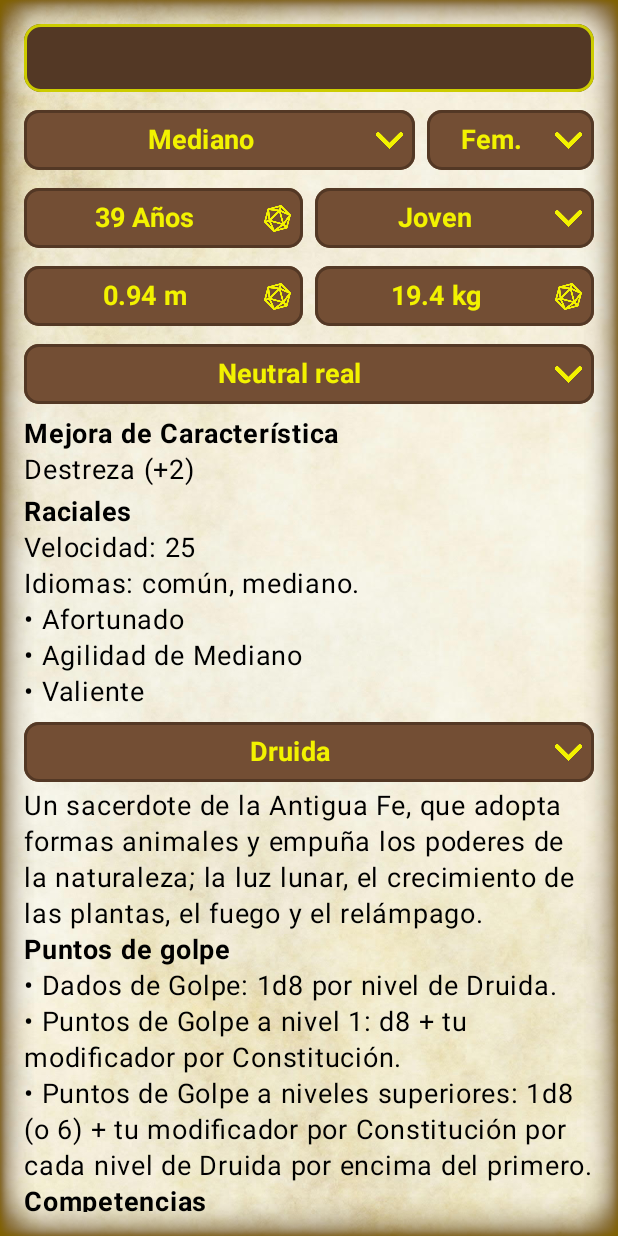
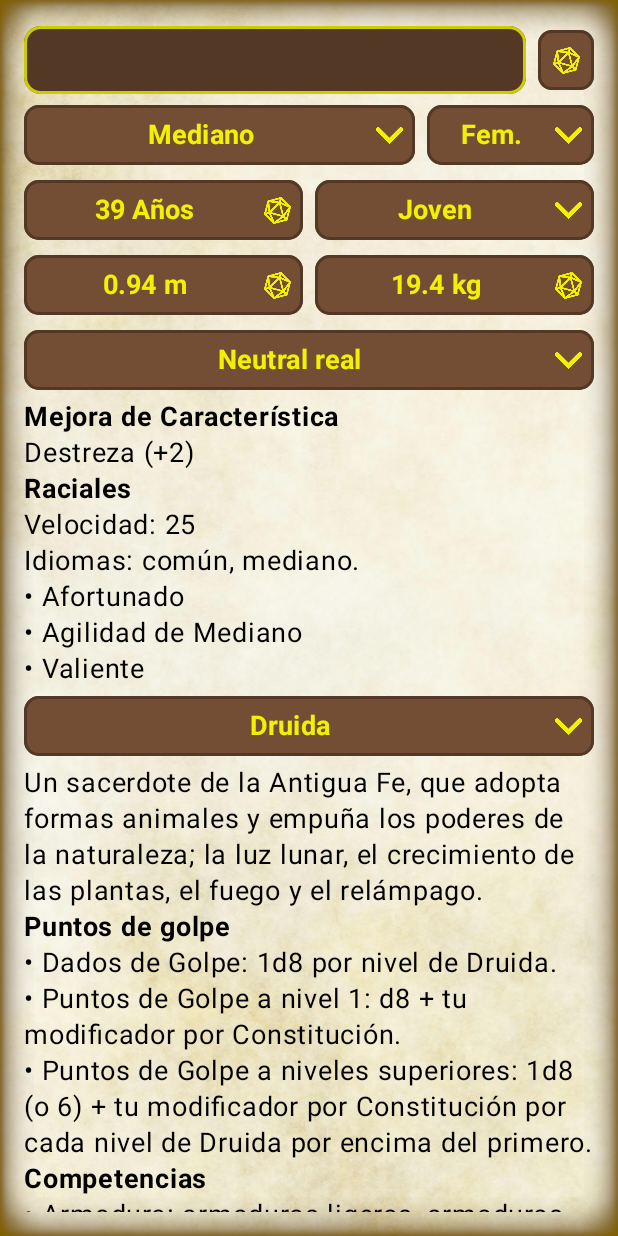
Before and after one commit to MarioFoos/KDnDApp, an Android app built with Jetpack Compose: the screen it shows after launch (MainActivity), on a phone screen of 412 x 824 dp. Run offline under Robolectric (Android 15) with nearby library versions, the phone set to English and light mode, and no system bars.

Commit message:
- Colores y nombre

```diff
--- a/app/src/main/assets/names.xml
+++ b/app/src/main/assets/names.xml
@@ -1,6 +1,5 @@
 <?xml version="1.0" encoding="UTF-8" standalone="no"?>
-<strings>
-	<race_names>
+<names>
 	<dwarf>
 		<male>
 			<value>Adrik</value>
@@ -768,5 +767,4 @@
 			<value>Tormento</value>
 		</virtud>
 	</tiefling>
-	</race_names>
-</strings>
+</names>
--- a/app/src/main/assets/strings.xml
+++ b/app/src/main/assets/strings.xml
@@ -451,6 +451,7 @@
 	</info>
 	<misc>
 		<!-- GUI Race-->
+		<of_the>de los</of_the>
 		<age>Edad</age>
 		<years>Años</years>
 		<speed>Velocidad</speed>
--- a/app/src/main/java/com/mlf/kdndapp/MainActivity.kt
+++ b/app/src/main/java/com/mlf/kdndapp/MainActivity.kt
@@ -23,14 +23,12 @@ import androidx.compose.foundation.layout.padding
 import androidx.compose.foundation.layout.size
 import androidx.compose.foundation.layout.width
 import androidx.compose.foundation.rememberScrollState
-import androidx.compose.foundation.shape.RoundedCornerShape
 import androidx.compose.foundation.text.BasicTextField
 import androidx.compose.foundation.verticalScroll
 import androidx.compose.material3.Button
 import androidx.compose.material3.ButtonDefaults
 import androidx.compose.material3.DropdownMenu
 import androidx.compose.material3.DropdownMenuItem
-import androidx.compose.material3.ExperimentalMaterial3Api
 import androidx.compose.material3.Icon
 import androidx.compose.material3.Text
 import androidx.compose.runtime.Composable
@@ -43,7 +41,6 @@ import androidx.compose.ui.Alignment
 import androidx.compose.ui.Modifier
 import androidx.compose.ui.draw.paint
 import androidx.compose.ui.focus.onFocusChanged
-import androidx.compose.ui.graphics.SolidColor
 import androidx.compose.ui.layout.ContentScale
 import androidx.compose.ui.res.painterResource
 import androidx.compose.ui.text.TextStyle
@@ -68,15 +65,12 @@ import com.mlf.kdndapp.ui.theme.clButBrownDisText
 import com.mlf.kdndapp.ui.theme.clButBrownEnBg
 import com.mlf.kdndapp.ui.theme.clButBrownEnStroke
 import com.mlf.kdndapp.ui.theme.clButBrownEnText
-import com.mlf.kdndapp.ui.theme.clEdCursor
 import com.mlf.kdndapp.ui.theme.clEdDisStroke
 import com.mlf.kdndapp.ui.theme.clEdDisText
 import com.mlf.kdndapp.ui.theme.clEdEnBg
 import com.mlf.kdndapp.ui.theme.clEdEnText
 import com.mlf.kdndapp.ui.theme.clEdFocusStroke
 import com.mlf.kdndapp.ui.theme.clEdNormalStroke
-import com.mlf.kdndapp.ui.theme.clYellow4
-import com.mlf.kdndapp.ui.theme.dimButCorner
 import com.mlf.kdndapp.ui.theme.dimButFont
 import com.mlf.kdndapp.ui.theme.dimButStroke
 import com.mlf.kdndapp.ui.theme.dimEdFocusStroke
@@ -86,14 +80,13 @@ import com.mlf.kdndapp.ui.theme.dimSpaceH
 import com.mlf.kdndapp.ui.theme.dimSpaceV
 import com.mlf.kdndapp.ui.theme.dimTextFont
 import com.mlf.kdndapp.ui.theme.edCursorBrush
-import com.mlf.kdndapp.ui.theme.edShape
+import com.mlf.kdndapp.ui.theme.controlShape
 import kotlin.system.exitProcess
 
 val APP_TAG = "AppTag"
 
 class MainActivity : ComponentActivity()
 {
-    @OptIn(ExperimentalMaterial3Api::class)
     override fun onCreate(savedInstanceState: Bundle?)
     {
         super.onCreate(savedInstanceState)
@@ -156,7 +149,16 @@ class MainActivity : ComponentActivity()
                     verticalArrangement = Arrangement.Top
                 ) {
                     // Nombre
+                    Row(verticalAlignment = Alignment.CenterVertically) {
+                        Column(Modifier.weight(1.8f, true)) {
                             ShowEditText(text = name, onValueChange = { name = it })
+                        }
+                        SpaceH()
+                        Column(Modifier.weight(0.2f, true)) {
+                            ShowButton(icon = R.drawable.d20, onItemClick = { name = Res.genName(race, ethnic, gender, stage)  })
+                        }
+                    }
+                    //ShowEditText(text = name, onValueChange = { name = it })
                     SpaceV()
                     // Raza y género
                     Row(verticalAlignment = Alignment.CenterVertically) {
@@ -172,6 +174,7 @@ class MainActivity : ComponentActivity()
                             ShowDropDown(arrGender, initIndex = genderInit, onItemClick = { gender = arrGender[it].key })
                         }
                     }
+                    SpaceV()
                     // Étnia
                     if(race == ERace.VARIANT_HUMAN || race == ERace.HUMAN) {
                         ShowDropDown(arrEthnic, initIndex = ethnicInit, onItemClick = { ethnic = arrEthnic[it].key })
@@ -182,7 +185,7 @@ class MainActivity : ComponentActivity()
                         )
                         SpaceV()
                     }
-                    SpaceV()
+                    // Edad
                     Row(verticalAlignment = Alignment.CenterVertically) {
                         // Edad
                         Column(Modifier.weight(1f, true)) {
@@ -198,21 +201,23 @@ class MainActivity : ComponentActivity()
                         }
                     }
                     SpaceV()
+                    // Altura y Peso
                     Row(verticalAlignment = Alignment.CenterVertically) {
-                        // Altura
                         Column(Modifier.weight(1f, true)) {
                             ShowButton(text = height.toString() + " m", icon = R.drawable.d20, onItemClick = { height = ERace.genHeight(race) })
                         }
                         SpaceH()
-                        // Peso
                         Column(Modifier.weight(1f, true)) {
                             ShowButton(text = weight.toString() + " kg", icon = R.drawable.d20, onItemClick = { weight = ERace.genWeight(race) })
                         }
                     }
                     SpaceV()
+                    // Alineación
                     ShowDropDown(arrAlign, initIndex = alignInit, onItemClick = { align = arrAlign[it].key }, true)
                     SpaceV()
+                    // Características
                     ShowAbilitiesForRace(race = race)
+                    SpaceV()
                     if(race == ERace.VARIANT_HUMAN)
                     {
                         ShowDropDown(arrFeat, initIndex = featInit, onItemClick = { feat = arrFeat[it].key })
@@ -233,7 +238,9 @@ class MainActivity : ComponentActivity()
                         }
                         SpaceV()
                     }
+                    // Clase
                     ShowDropDown(arrClass, initIndex = classInit, onItemClick = { klass = arrClass[it].key }, true)
+                    SpaceV()
                     ShowAbilitiesForClass(klass = klass)
                 }
             }
@@ -307,7 +314,6 @@ fun ShowAbilitiesForClass(klass : EClass)
     {
         armor += ". " + complement;
     }
-
     Text(text = Res.getLocale(klass, "desc"),
         modifier = Modifier.fillMaxWidth(),
         fontSize = dimTextFont,
@@ -354,7 +360,6 @@ fun ShowAbilitiesForClass(klass : EClass)
         modifier = Modifier.fillMaxWidth(),
         fontSize = dimTextFont,
     )
-    SpaceV()
 }
 @Composable
 fun ShowAbilitiesForRace(race : ERace)
@@ -381,7 +386,6 @@ fun ShowAbilitiesForRace(race : ERace)
                 )
             }
         }
-        SpaceV()
     }
     Text(text = Res.getLocale("racial_abilities"),
         modifier = Modifier.fillMaxWidth(),
@@ -420,7 +424,6 @@ fun ShowAbilitiesForRace(race : ERace)
         modifier = Modifier.fillMaxWidth(),
         fontSize = dimTextFont,
     )*/
-    SpaceV()
 }
 @Composable
 fun ShowEditText(text: String, onValueChange: (String) -> Unit, enabled: Boolean = true)
@@ -448,8 +451,8 @@ fun ShowEditText(text: String, onValueChange: (String) -> Unit, enabled: Boolean
         singleLine = true,
         decorationBox = { innerTextField ->
             Row(Modifier.fillMaxWidth()
-                .background(clEdEnBg, edShape)
-                .border(dimStroke, clStroke, edShape)
+                .background(clEdEnBg, controlShape)
+                .border(dimStroke, clStroke, controlShape)
                 .padding(16.dp, 12.dp)
             ) {
                 innerTextField()
@@ -522,7 +525,6 @@ fun ShowEditText(text: String, onValueChange: (String) -> Unit, enabled: Boolean
         ),
         shape = myShape
     )*/
-    SpaceV()
 }
 @Composable
 fun <T> ShowDropDown(
@@ -556,10 +558,12 @@ fun <T> ShowDropDown(
     }
 }
 @Composable
-fun ShowButton(text: String, onItemClick: () -> Unit, enabled : Boolean = true, icon : Int = 0)
+fun ShowButton(text: String = "", onItemClick: () -> Unit, enabled : Boolean = true, icon : Int = 0)
 {
     val clStroke = if(enabled) clButBrownEnStroke else clButBrownDisStroke
     val clTint = if(enabled) clButBrownEnText else clButBrownDisText
+    val hasText = text.isNotEmpty()
+    val hasIcon = (icon > 0)
 
     Button(
         modifier = Modifier.fillMaxWidth().focusable(enabled),
@@ -568,8 +572,10 @@ fun ShowButton(text: String, onItemClick: () -> Unit, enabled : Boolean = true,
         enabled = enabled,
         colors = ButtonDefaults.buttonColors(clButBrownEnBg, clButBrownEnText, clButBrownDisBg, clButBrownDisText),
         border = BorderStroke(dimButStroke, clStroke),
-        shape = edShape
+        shape = controlShape
     ) {
+        if(hasText)
+        {
             Text(
                 text = text,
                 textAlign = TextAlign.Center,
@@ -579,9 +585,13 @@ fun ShowButton(text: String, onItemClick: () -> Unit, enabled : Boolean = true,
                 maxLines = 1,
                 overflow = TextOverflow.Ellipsis
             )
-        if(icon > 0)
+        }
+        if(hasText && hasIcon)
         {
             SpaceH()
+        }
+        if(hasIcon)
+        {
             Icon(
                 modifier = Modifier.size(ButtonDefaults.IconSize),
                 painter = painterResource(icon),
--- a/app/src/main/java/com/mlf/kdndapp/ui/theme/Color.kt
+++ b/app/src/main/java/com/mlf/kdndapp/ui/theme/Color.kt
@@ -14,20 +14,23 @@ val clGray3 = Color(0xFFE0E0E0)
 val clGray4 = Color(0xFFFAFAFA)
 val clWhite = Color(0xFFFFFFFF)
 
-val clRed1 = Color(0xFF590000)
-val clRed2 = Color(0xFF790000)
-val clRed3 = Color(0xFF910000)
-val clRed4 = Color(0xFFb40000)
+val clRed1 = Color(0xFF540808)
+val clRed2 = Color(0xFF6e0b0b)
+val clRed3 = Color(0xFF6e0b0b)
+val clRed4 = Color(0xFFa61111)
+val clRed5 = Color(0xFFcc1414)
 
-val clGreen1 = Color(0xFF002100)
-val clGreen2 = Color(0xFF003500)
-val clGreen3 = Color(0xFF167a0d)
-val clGreen4 = Color(0xFF1b940f)
+val clGreen1 = Color(0xFF053305)
+val clGreen2 = Color(0xFF064206)
+val clGreen3 = Color(0xFF09560a)
+val clGreen4 = Color(0xFF0b730e)
+val clGreen5 = Color(0xFF0f9612)
 
-val clBlue1 = Color(0xFF000017)
-val clBlue2 = Color(0xFF00004e)
-val clBlue3 = Color(0xFF000070)
-val clBlue4 = Color(0xFF00009d)
+val clBlue1 = Color(0xFF01214d)
+val clBlue2 = Color(0xFF092f66)
+val clBlue3 = Color(0xFF0f3e7f)
+val clBlue4 = Color(0xFF1c55a6)
+val clBlue5 = Color(0xFF3d74bf)
 
 val clYellow1 = Color(0xFF4d4d00)
 val clYellow2 = Color(0xFF666600)
@@ -49,7 +52,7 @@ val dimMainPadding = 16.dp
 
 // Spacer
 val dimSpaceH = 8.dp
-val dimSpaceV = 4.dp
+val dimSpaceV = 2.dp
 
 // Botones
 val clButBrownEnBg = clBrown3
@@ -59,25 +62,8 @@ val clButBrownDisBg = clBrown4
 val clButBrownDisText = clYellow4
 val clButBrownDisStroke = clBrown4
 
-val dimButCorner = 8.dp
 val dimButFont = 18.sp
 val dimButStroke = 2.dp
-
-val clButRedEnBg = clRed3
-val clButRedEnText = clYellow4
-val clButRedEnStroke = clRed2
-
-val clButGreenEnBg = clGreen3
-val clButGreenEnText = clYellow4
-val clButGreenEnStroke = clGreen2
-
-val clButBlueEnBg = clBlue3
-val clButBlueEnText = clYellow4
-val clButBlueEnStroke = clBlue2
-
-val clButYellowEnBg = clYellow3
-val clButYellowEnText = clYellow4
-val clButYellowEnStroke = clYellow2
 
 // Edits
 val clEdEnBg = clBrown2
@@ -92,7 +78,7 @@ val dimEdFocusStroke = 4.dp
 val dimEdNormalStroke = 2.dp
 val dimTextFont = 18.sp
 
-val edShape = RoundedCornerShape(percent = 25)
+val controlShape = RoundedCornerShape(percent = 25)
 val edCursorBrush = SolidColor(clEdCursor)
 
 // Características
```
Also changed, not shown: app/libs/dndutils.jar. Lines whose indentation alone changed are shown as unchanged.
